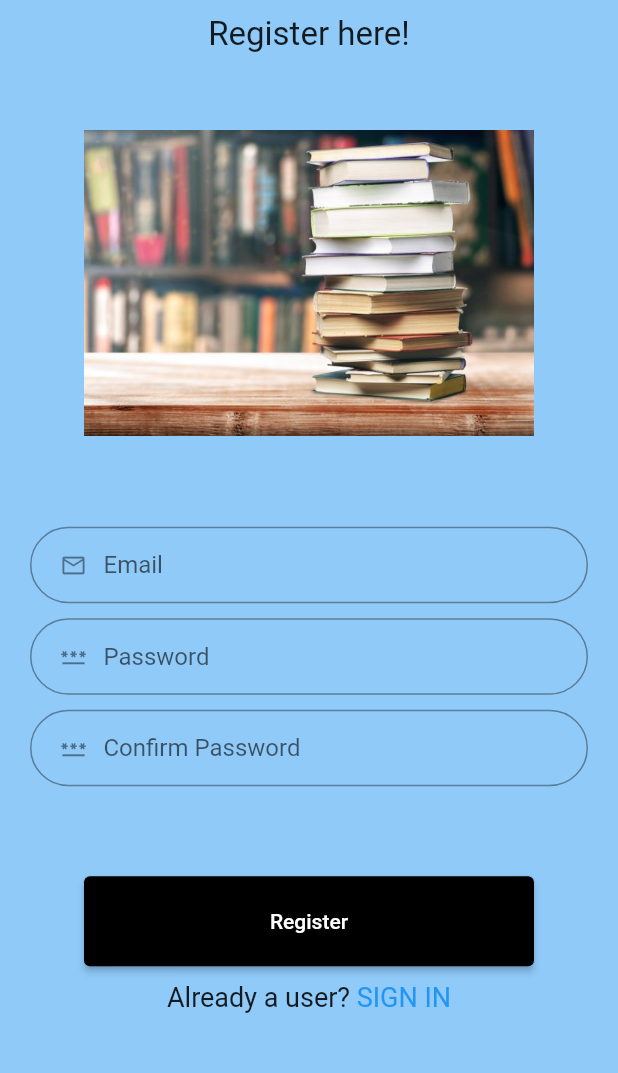
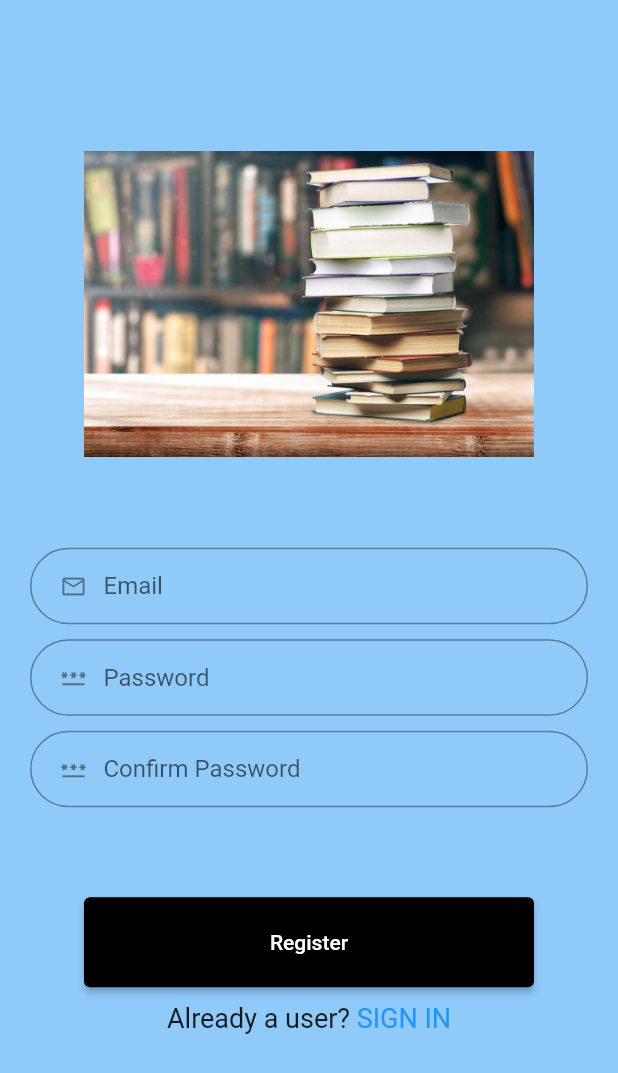
Before and after one commit to hardikgandhi03/bookhelper, a Flutter app: the screen it shows after launch, after a tap on "SIGN UP", on a phone screen of 412 x 824 dp. Shown: the top 1073 px of the screen. Run offline on Flutter 3.47's test engine with Material 2 defaults, Android fonts, the phone set to English and light mode, and no system bars; our stand-ins replace curved_navigation_bar, firebase_auth, firebase_core, flutter_rating_bar, syncfusion_flutter_charts; accounts and stored records are empty.

Commit message:
updates in many screen

```diff
--- a/lib/screens/explorebooks.dart
+++ b/lib/screens/explorebooks.dart
@@ -68,6 +68,7 @@ class _DatafromAPIState extends State<DatafromAPI> {
   Widget build(BuildContext context) {
     return Scaffold(
         appBar: AppBar(
+          automaticallyImplyLeading: false,
           elevation: 0,
           title: Text("Explore Books"),
           backgroundColor: Color(0xff2855ae),
--- a/lib/screens/friendslist.dart
+++ b/lib/screens/friendslist.dart
@@ -21,6 +21,7 @@ class friendList extends StatelessWidget {
     );
     return Scaffold(
       appBar: AppBar(
+        automaticallyImplyLeading: false,
         elevation: 0,
         title: Text("Friends List"),
         backgroundColor: Color(0xff2855ae),
--- a/lib/screens/login/login.dart
+++ b/lib/screens/login/login.dart
@@ -50,19 +50,12 @@ class loginScreen extends StatelessWidget {
             child: Column(
               children: [
                 SizedBox(
-                  height: 10,
+                  height: 60,
                 ),
-                Text(
-                  "Login here!",
-                  style: TextStyle(fontSize: 22),
-                ),
-                // SizedBox(
-                //   height: 10,
-                // ),
                 Container(
                   //color: Colors.lightBlueAccent,
                   width: 300,
-                  child: Image.asset('assets/images/book1.jpg',
+                  child: Image.asset('assets/images/book_title.jpg',
                       height: MediaQuery.of(context).size.height / 2.7),
                 ),
                 Details(),
--- a/lib/screens/login/signUpScreen.dart
+++ b/lib/screens/login/signUpScreen.dart
@@ -51,15 +51,8 @@ class SignUpScreen extends StatelessWidget {
             child: Column(
               children: [
                 SizedBox(
-                  height: 10,
+                  height: 50,
                 ),
-                Text(
-                  "Register here!",
-                  style: TextStyle(fontSize: 22),
-                ),
-                // SizedBox(
-                //   height: 10,
-                // ),
                 Container(
                   //color: Colors.lightBlueAccent,
                   width: 300,
@@ -96,7 +89,6 @@ class SignUpScreen extends StatelessWidget {
                     ),
                   ],
                 ),
-
                 SizedBox(height: 10),
               ],
             ),
```
Also changed, not shown: lib/screens/profile.dart (+8 -5 lines).
